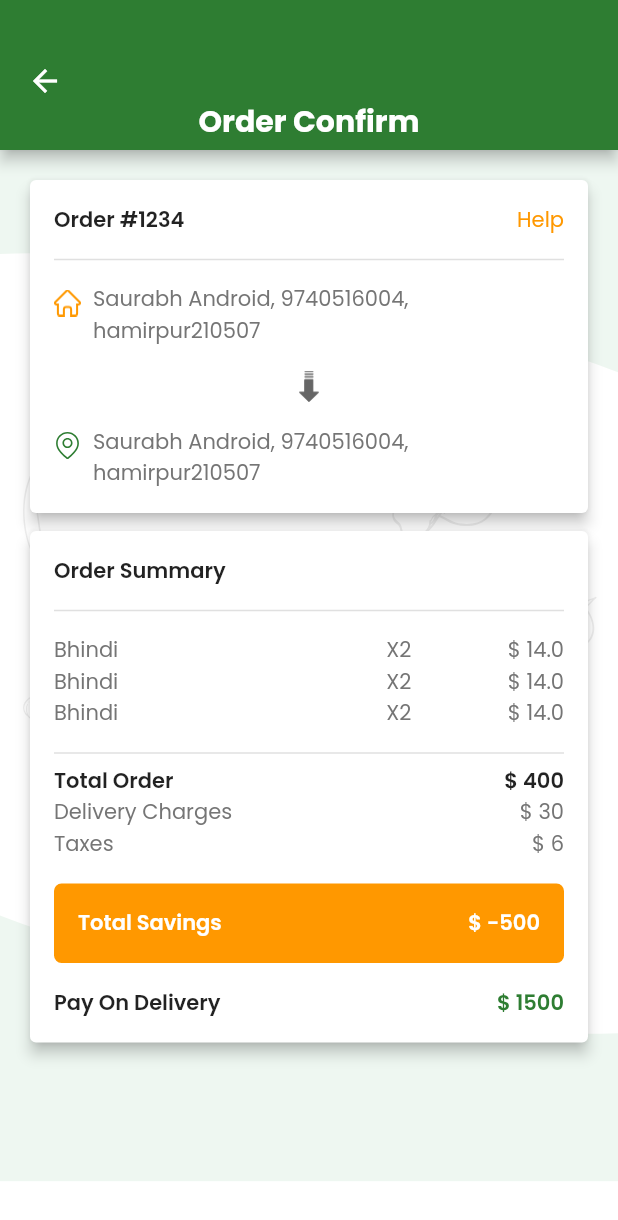
After one commit to saurabhmdh/ekirana_user_flutter, a Flutter app: the OrderScreen screen opened directly, on a phone screen of 412 x 824 dp. The commit adds this screen. Shown: the top 1220 px of the screen. Run offline on Flutter 3.47's test engine with Material 2 defaults, Android fonts, the phone set to English and light mode, and no system bars; our stand-ins replace flutter_svg_provider; network calls fail.

Commit message:
completed order screen

```diff
--- a/lib/screens/ConfirmOrderScreen.dart
+++ b/lib/screens/ConfirmOrderScreen.dart
@@ -1,3 +1,4 @@
+import 'package:ekirana_user_flutter/screens/OrderScreen.dart';
 import 'package:flutter/material.dart';
 import 'package:flutter_svg_provider/flutter_svg_provider.dart';
 
@@ -77,7 +78,7 @@ class _ConfirmOrderScreenState extends State<ConfirmOrderScreen> {
                                 padding: const EdgeInsets.only(right: 8,top: 4),
                                 child: Image(image: Svg('assets/images/location_icon.svg'),width: 18,height: 18,color: Colors.green.shade800,alignment: Alignment.topLeft,),
                               ),
-                              Expanded(child: Text("Saurabh Android, 9740516004, hamirpur210507",overflow: TextOverflow.ellipsis,maxLines: 2,)),
+                              Expanded(child: Text("Saurabh Android, 9740516004, hamirpur210507",overflow: TextOverflow.ellipsis,maxLines: 2,style: TextStyle(color: Colors.grey.shade600))),
                             ],
                           ),
                           SizedBox(height: 16,),
@@ -232,13 +233,18 @@ class _ConfirmOrderScreenState extends State<ConfirmOrderScreen> {
                     ),
                   ),
                   SizedBox(height: 16,),
-                  Container(
-                    padding: EdgeInsets.only(top: 10,bottom: 10,left: 20,right: 20),
-                    decoration: BoxDecoration(
-                      borderRadius: BorderRadius.circular(30),
-                      color: Colors.orange
+                  InkWell(
+                    onTap: (){
+                      Navigator.push(context, MaterialPageRoute(builder: (context) => OrderScreen()));
+                    },
+                    child: Container(
+                      padding: EdgeInsets.only(top: 10,bottom: 10,left: 20,right: 20),
+                      decoration: BoxDecoration(
+                        borderRadius: BorderRadius.circular(30),
+                        color: Colors.orange
+                      ),
+                      child: Text("Pay Now",style: TextStyle(color: Colors.white,fontWeight: FontWeight.w600,),textDirection: TextDirection.ltr,),
                     ),
-                    child: Text("Pay Now",style: TextStyle(color: Colors.white,fontWeight: FontWeight.w600,),textDirection: TextDirection.ltr,),
                   )
                 ],
               ),
--- a/lib/screens/HomeScreen.dart
+++ b/lib/screens/HomeScreen.dart
@@ -1,7 +1,4 @@
-import 'package:ekirana_user_flutter/screens/OrderHistoryScreen.dart';
 import 'package:ekirana_user_flutter/screens/ProductListScreen.dart';
-import 'package:ekirana_user_flutter/screens/ShoppingCartScreen.dart';
-import 'package:ekirana_user_flutter/screens/UserProfileScreen.dart';
 import 'package:flutter/material.dart';
 import 'package:flutter_svg_provider/flutter_svg_provider.dart';
 class HomeScreen extends StatefulWidget{
--- /dev/null
+++ b/lib/screens/OrderScreen.dart
@@ -0,0 +1,199 @@
+import 'package:flutter/material.dart';
+import 'package:flutter_svg_provider/flutter_svg_provider.dart';
+
+class OrderScreen extends StatefulWidget {
+  const OrderScreen({super.key});
+
+  @override
+  State<OrderScreen> createState() => _OrderScreenState();
+}
+
+class _OrderScreenState extends State<OrderScreen> {
+  @override
+  Widget build(BuildContext context) {
+    return Container(
+        width: double.infinity,
+        height: double.infinity,
+        decoration: const BoxDecoration(
+            image: DecorationImage(image: Svg("assets/images/app_bg.svg"),fit: BoxFit.cover)
+        ),
+        child: Scaffold(
+          backgroundColor: Colors.transparent,
+          resizeToAvoidBottomInset: true,
+          appBar: AppBar(
+            toolbarHeight: 100,
+            automaticallyImplyLeading: false,
+            flexibleSpace: Container(
+              color: Colors.green.shade800,
+              child: Column(
+                children: [
+                  Column(
+                    children: [
+                      InkWell(
+                        onTap: (){
+                          Navigator.pop(context);
+                        },
+                        child: Container(
+                            alignment: Alignment.topLeft,
+                            padding: const EdgeInsets.only(left: 18,top: 42),
+                            child: Icon(Icons.arrow_back,color: Colors.white,)
+                        ),
+                      ),
+                      const Text(
+                        "Order Confirm",style: TextStyle(
+                          fontSize: 20,
+                          fontWeight: FontWeight.w800,
+                          color: Colors.white
+                      ),
+                      )
+                    ],
+                  )
+                ],
+              ),
+            ),
+          ),
+          body: SingleChildScrollView(
+            child: Container(
+              margin: EdgeInsets.all(16),
+              child: Column(
+                mainAxisAlignment: MainAxisAlignment.center,
+                crossAxisAlignment: CrossAxisAlignment.center,
+                children: [
+                  Card(
+                    elevation: 4,
+                    child: Padding(
+                      padding: const EdgeInsets.all(16.0),
+                      child: Column(
+                        mainAxisAlignment: MainAxisAlignment.center,
+                        crossAxisAlignment: CrossAxisAlignment.center,
+                        children: [
+                          Row(
+                            mainAxisAlignment: MainAxisAlignment.spaceBetween,
+                            children: [
+                              Text("Order #1234",style: TextStyle(fontWeight: FontWeight.w600),),
+                              InkWell(
+                                onTap: (){},
+                                  child: Text("Help",style: TextStyle(color: Colors.orange),)
+                              )
+                            ],
+                          ),
+                          SizedBox(height: 8,),
+                          Divider(thickness: 1,),
+                          SizedBox(height: 8,),
+                          Row(
+                            mainAxisAlignment: MainAxisAlignment.start,
+                            crossAxisAlignment: CrossAxisAlignment.start,
+                            children: [
+                              Padding(
+                                padding: EdgeInsets.only(right: 8,top: 4),
+                                child: Image(image: Svg('assets/images/home_icon.svg'),width: 18,height: 18,color: Colors.orange,alignment: Alignment.topLeft,),
+                              ),
+                              Expanded(child: Text("Saurabh Android, 9740516004, hamirpur210507",overflow: TextOverflow.ellipsis,maxLines: 2,style: TextStyle(color: Colors.grey.shade600),)),
+                            ],
+                          ),
+                          SizedBox(height: 16,),
+                          Image(image: Svg('assets/images/drop_arrow.svg'),width: 21,height: 21,),
+                          SizedBox(height: 16,),
+                          Row(
+                            mainAxisAlignment: MainAxisAlignment.start,
+                            crossAxisAlignment: CrossAxisAlignment.start,
+                            children: [
+                              Padding(
+                                padding: const EdgeInsets.only(right: 8,top: 4),
+                                child: Image(image: Svg('assets/images/location_icon.svg'),width: 18,height: 18,color: Colors.green.shade800,alignment: Alignment.topLeft,),
+                              ),
+                              Expanded(child: Text("Saurabh Android, 9740516004, hamirpur210507",overflow: TextOverflow.ellipsis,maxLines: 2,style: TextStyle(color: Colors.grey.shade600))),
+                            ],
+                          ),
+                        ],
+                      )
+                    ),
+                  ),
+                  SizedBox(height: 4,),
+                  Card(
+                    elevation: 4,
+                    child: Padding(
+                      padding: EdgeInsets.all(16.0),
+                      child: Column(
+                        mainAxisAlignment: MainAxisAlignment.start,
+                        crossAxisAlignment: CrossAxisAlignment.start,
+                        children: [
+                          Text("Order Summary",style: TextStyle(fontWeight: FontWeight.w600),),
+                          SizedBox(height: 8,),
+                          Divider(thickness: 1,),
+                          SizedBox(height: 8,),
+                          ListView.builder(
+                            shrinkWrap: true,
+                            physics: NeverScrollableScrollPhysics(),
+                            itemCount: 3,
+                              itemBuilder: (context,index){
+                              return Row(
+                                mainAxisAlignment: MainAxisAlignment.spaceBetween,
+                                children: [
+                                  Text("Bhindi",style: TextStyle(color: Colors.grey.shade600)),
+                                  SizedBox(width: 50,),
+                                  Text("X2",style: TextStyle(color: Colors.grey.shade600)),
+                                  Text("\$ 14.0",style: TextStyle(color: Colors.grey.shade600)),
+                                ],
+                              );
+                              }
+                          ),
+                          SizedBox(height: 8,),
+                          Divider(thickness: 1,),
+                          const Row(
+                            mainAxisAlignment: MainAxisAlignment.spaceBetween,
+                            children: [
+                              Text("Total Order",style: TextStyle(fontWeight: FontWeight.w600),),
+                              Text("\$ 400",style: TextStyle(fontWeight: FontWeight.w600),),
+                            ],
+                          ),
+                          Row(
+                            mainAxisAlignment: MainAxisAlignment.spaceBetween,
+                            children: [
+                              Text("Delivery Charges",style: TextStyle(color: Colors.grey.shade600)),
+                              Text("\$ 30",style: TextStyle(color: Colors.grey.shade600)),
+                            ],
+                          ),
+                          Row(
+                            mainAxisAlignment: MainAxisAlignment.spaceBetween,
+                            children: [
+                              Text("Taxes",style: TextStyle(color: Colors.grey.shade600)),
+                              Text("\$ 6",style: TextStyle(color: Colors.grey.shade600)),
+                            ],
+                          ),
+                          SizedBox(height: 16,),
+                          Container(
+                            padding: EdgeInsets.all(16),
+                            decoration: BoxDecoration(
+                                borderRadius: BorderRadius.circular(5),
+                                color: Colors.orange
+                            ),
+                            child: const Row(
+                              mainAxisAlignment: MainAxisAlignment.spaceBetween,
+                              children: [
+                                Text("Total Savings",style: TextStyle(color: Colors.white,fontWeight: FontWeight.w600),),
+                                Text("\$ -500",style: TextStyle(color: Colors.white,fontWeight: FontWeight.w600))
+                              ],
+                            ),
+                          ),
+                          SizedBox(height: 16,),
+                          Row(
+                            mainAxisAlignment: MainAxisAlignment.spaceBetween,
+                            children: [
+                              Text("Pay On Delivery",style: TextStyle(fontWeight: FontWeight.w600),),
+                              Text("\$ 1500",style: TextStyle(color: Colors.green.shade800,fontWeight: FontWeight.w600))
+                            ],
+                          ),
+                        ],
+                      ),
+                    ),
+                  )
+                ],
+              ),
+
+            ),
+          ),
+        )
+    );
+  }
+}
--- a/pubspec.yaml
+++ b/pubspec.yaml
@@ -30,6 +30,7 @@ environment:
 dependencies:
   flutter_svg: ^1.0.1
   flutter_svg_provider: ^1.0.1
+  badges: ^3.1.1
   flutter:
     sdk: flutter
 
```
Also changed, not shown: assets/images/drop_arrow.svg (added), pubspec.lock.
